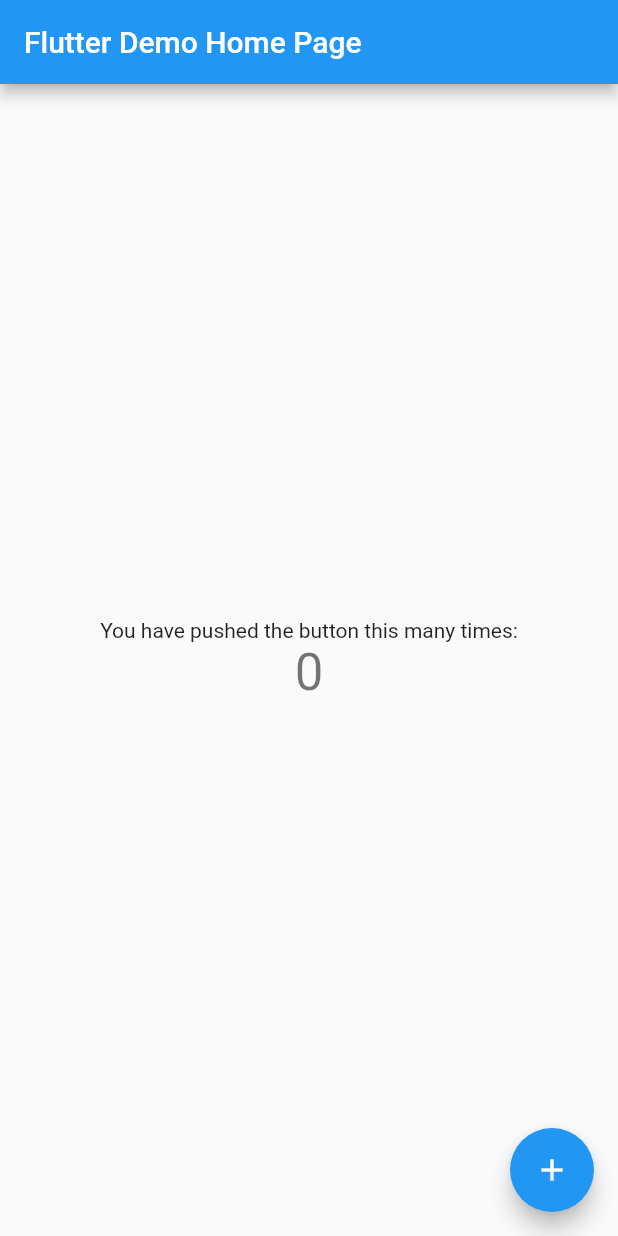
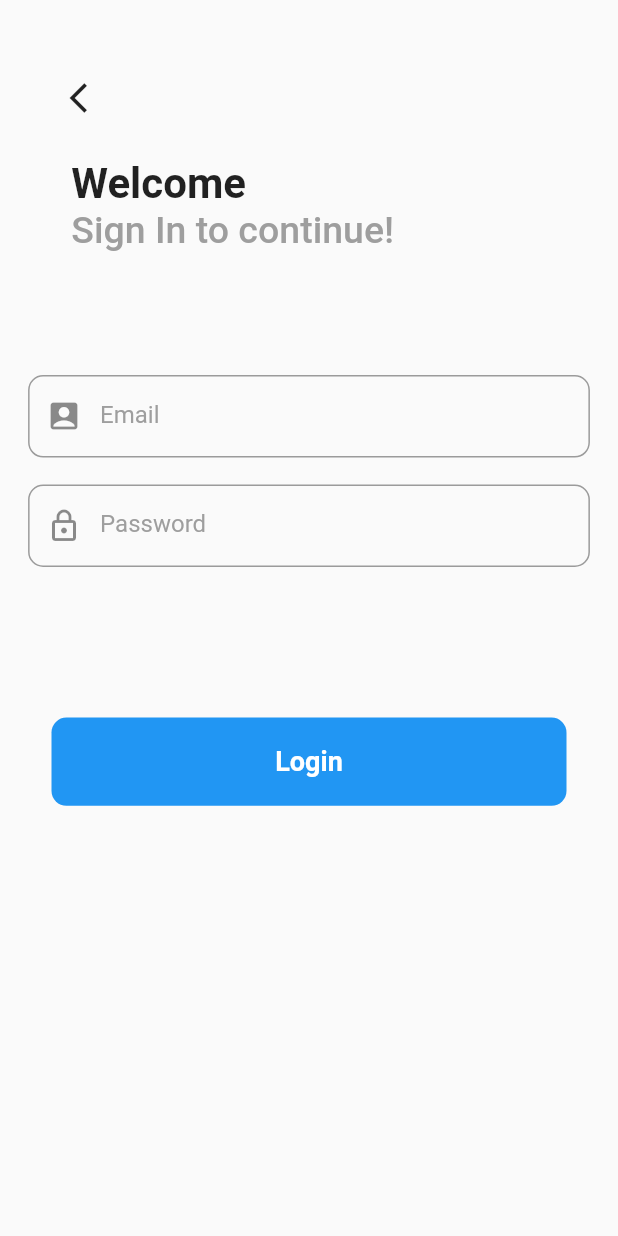
Before and after one commit to raman04-byte/devpost_project, a Flutter app: the screen it shows after launch, on a phone screen of 412 x 824 dp. Run offline on Flutter 3.47's test engine with Material 2 defaults, Android fonts, the phone set to English and light mode, and no system bars; our stand-ins replace firebase_core; accounts and stored records are empty.

Commit message:
Added a login screen

```diff
--- /dev/null
+++ b/lib/LoginScreen.dart
@@ -0,0 +1,93 @@
+import 'package:flutter/material.dart';
+
+class LoginScreen extends StatefulWidget {
+  const LoginScreen({super.key});
+
+  @override
+  State<LoginScreen> createState() => _LoginScreenState();
+}
+
+class _LoginScreenState extends State<LoginScreen> {
+  @override
+  Widget build(BuildContext context) {
+    final size = MediaQuery.of(context).size;
+    return Scaffold(
+      body: Column(children: [
+        SizedBox(
+          height: size.height / 20,
+        ),
+        Container(
+            alignment: Alignment.centerLeft,
+            width: size.width / 1.2,
+            child:
+                IconButton(onPressed: () {}, icon: Icon(Icons.arrow_back_ios))),
+        SizedBox(
+          height: size.height / 50,
+        ),
+        Container(
+          width: size.width / 1.3,
+          child: Text(
+            "Welcome",
+            style: TextStyle(fontSize: 28, fontWeight: FontWeight.bold),
+          ),
+        ),
+        Container(
+          width: size.width / 1.3,
+          child: Text(
+            "Sign In to continue!",
+            style: TextStyle(
+                color: Colors.grey, fontSize: 25, fontWeight: FontWeight.w500),
+          ),
+        ),
+        SizedBox(
+          height: size.height / 10,
+        ),
+        Container(
+            width: size.width,
+            alignment: Alignment.center,
+            child: field(size, "Email", Icons.account_box)),
+        Padding(
+          padding: const EdgeInsets.symmetric(vertical: 18.0),
+          child: Container(
+            width: size.width,
+            alignment: Alignment.center,
+            child: field(size, "Password", Icons.lock_outlined),
+          ),
+        ),
+        SizedBox(
+          height: size.height / 10,
+        ),
+        customButton(size),
+      ]),
+    );
+  }
+
+  Widget customButton(Size size) {
+    return Container(
+      height: size.height / 14,
+      width: size.width / 1.2,
+      decoration: BoxDecoration(
+          borderRadius: BorderRadius.circular(10), color: Colors.blue),
+      alignment: Alignment.center,
+      child: Text("Login",
+          style: TextStyle(
+              color: Colors.white, fontSize: 18, fontWeight: FontWeight.bold)),
+    );
+  }
+
+  Widget field(Size size, String hintText, IconData icon) {
+    return Container(
+      height: size.height / 15,
+      width: size.width / 1.1,
+      child: TextField(
+        decoration: InputDecoration(
+            prefixIcon: Icon(icon),
+            hintText: hintText,
+            hintStyle: TextStyle(color: Colors.grey),
+            border: OutlineInputBorder(
+              borderRadius: BorderRadius.circular(10),
+            )),
+      ),
+    );
+  }
+}
--- a/lib/main.dart
+++ b/lib/main.dart
@@ -1,115 +1,20 @@
+import 'package:chat_app/LoginScreen.dart';
+import 'package:firebase_core/firebase_core.dart';
 import 'package:flutter/material.dart';
 
-void main() {
-  runApp(const MyApp());
+Future main() async {
+  WidgetsFlutterBinding.ensureInitialized();
+  Firebase.initializeApp();
+
+  runApp(MyApp());
 }
 
 class MyApp extends StatelessWidget {
-  const MyApp({super.key});
-
-  // This widget is the root of your application.
   @override
   Widget build(BuildContext context) {
     return MaterialApp(
-      title: 'Flutter Demo',
-      theme: ThemeData(
-        // This is the theme of your application.
-        //
-        // Try running your application with "flutter run". You'll see the
-        // application has a blue toolbar. Then, without quitting the app, try
-        // changing the primarySwatch below to Colors.green and then invoke
-        // "hot reload" (press "r" in the console where you ran "flutter run",
-        // or simply save your changes to "hot reload" in a Flutter IDE).
-        // Notice that the counter didn't reset back to zero; the application
-        // is not restarted.
-        primarySwatch: Colors.blue,
-      ),
-      home: const MyHomePage(title: 'Flutter Demo Home Page'),
+      debugShowCheckedModeBanner: false,
+      home: LoginScreen(),
     );
   }
 }
-
-class MyHomePage extends StatefulWidget {
-  const MyHomePage({super.key, required this.title});
-
-  // This widget is the home page of your application. It is stateful, meaning
-  // that it has a State object (defined below) that contains fields that affect
-  // how it looks.
-
-  // This class is the configuration for the state. It holds the values (in this
-  // case the title) provided by the parent (in this case the App widget) and
-  // used by the build method of the State. Fields in a Widget subclass are
-  // always marked "final".
-
-  final String title;
-
-  @override
-  State<MyHomePage> createState() => _MyHomePageState();
-}
-
-class _MyHomePageState extends State<MyHomePage> {
-  int _counter = 0;
-
-  void _incrementCounter() {
-    setState(() {
-      // This call to setState tells the Flutter framework that something has
-      // changed in this State, which causes it to rerun the build method below
-      // so that the display can reflect the updated values. If we changed
-      // _counter without calling setState(), then the build method would not be
-      // called again, and so nothing would appear to happen.
-      _counter++;
-    });
-  }
-
-  @override
-  Widget build(BuildContext context) {
-    // This method is rerun every time setState is called, for instance as done
-    // by the _incrementCounter method above.
-    //
-    // The Flutter framework has been optimized to make rerunning build methods
-    // fast, so that you can just rebuild anything that needs updating rather
-    // than having to individually change instances of widgets.
-    return Scaffold(
-      appBar: AppBar(
-        // Here we take the value from the MyHomePage object that was created by
-        // the App.build method, and use it to set our appbar title.
-        title: Text(widget.title),
-      ),
-      body: Center(
-        // Center is a layout widget. It takes a single child and positions it
-        // in the middle of the parent.
-        child: Column(
-          // Column is also a layout widget. It takes a list of children and
-          // arranges them vertically. By default, it sizes itself to fit its
-          // children horizontally, and tries to be as tall as its parent.
-          //
-          // Invoke "debug painting" (press "p" in the console, choose the
-          // "Toggle Debug Paint" action from the Flutter Inspector in Android
-          // Studio, or the "Toggle Debug Paint" command in Visual Studio Code)
-          // to see the wireframe for each widget.
-          //
-          // Column has various properties to control how it sizes itself and
-          // how it positions its children. Here we use mainAxisAlignment to
-          // center the children vertically; the main axis here is the vertical
-          // axis because Columns are vertical (the cross axis would be
-          // horizontal).
-          mainAxisAlignment: MainAxisAlignment.center,
-          children: <Widget>[
-            const Text(
-              'You have pushed the button this many times:',
-            ),
-            Text(
-              '$_counter',
-              style: Theme.of(context).textTheme.headline4,
-            ),
-          ],
-        ),
-      ),
-      floatingActionButton: FloatingActionButton(
-        onPressed: _incrementCounter,
-        tooltip: 'Increment',
-        child: const Icon(Icons.add),
-      ), // This trailing comma makes auto-formatting nicer for build methods.
-    );
-  }
-}
--- a/pubspec.yaml
+++ b/pubspec.yaml
@@ -36,6 +36,8 @@ dependencies:
   # The following adds the Cupertino Icons font to your application.
   # Use with the CupertinoIcons class for iOS style icons.
   cupertino_icons: ^1.0.2
+  firebase_auth: ^4.2.1
+  firebase_core: ^2.4.0
 
 dev_dependencies:
   flutter_test:
```
Also changed, not shown: lib/CreateAccount.dart (added), pubspec.lock, 4 other files.
